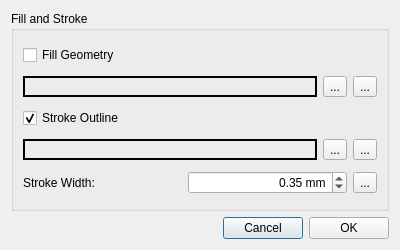
Above: src/gui/ExportSvgDialog.ui from openscad/openscad before the change. Below: the same form after it.
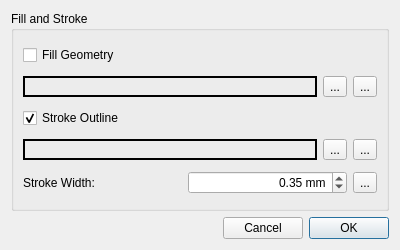
That is the form after the change. Icons and pictures are not drawn.

Commit message: Set [OK] as default for SVG, PDF, and 3MF exports.  Fixes #6170.

What changed in the file:
```diff
--- a/src/gui/ExportSvgDialog.ui
+++ b/src/gui/ExportSvgDialog.ui
@@ -205,6 +205,9 @@
        <property name="text">
         <string>OK</string>
        </property>
+       <property name="default">
+        <bool>true</bool>
+       </property>
       </widget>
      </item>
     </layout>
```
The commit also changes 7 other files.
